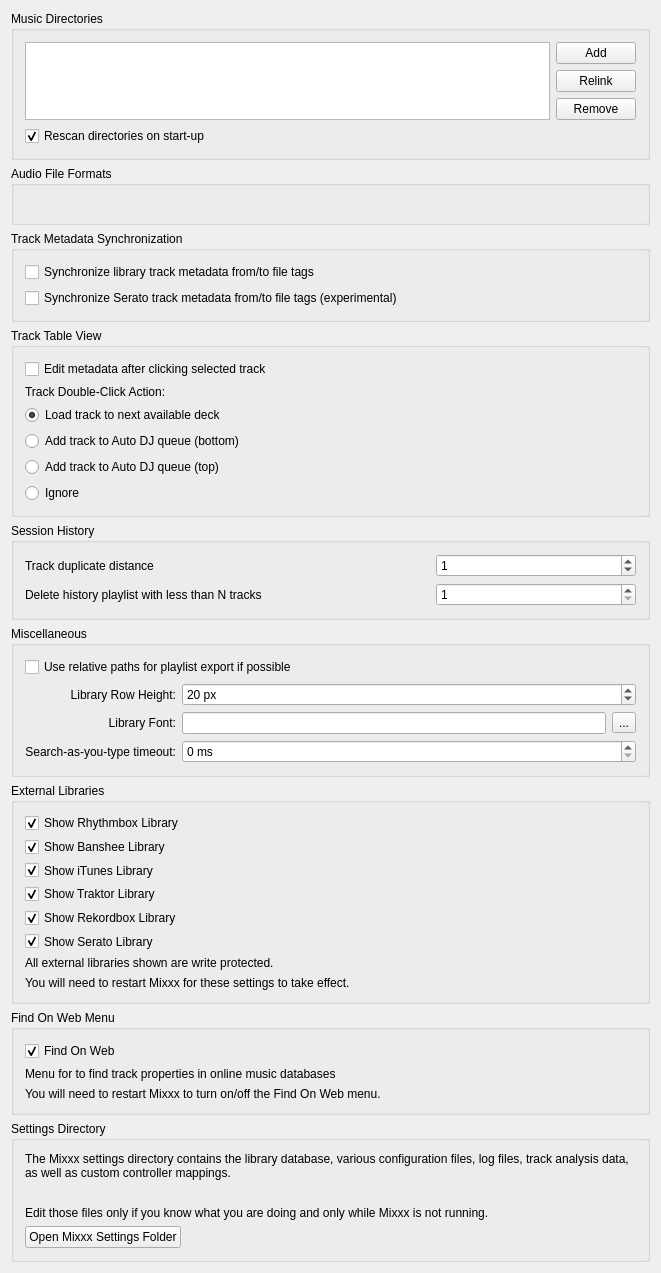
Old version of the form src/preferences/dialog/dlgpreflibrarydlg.ui in the repository fatihemreyildiz/mixxx.
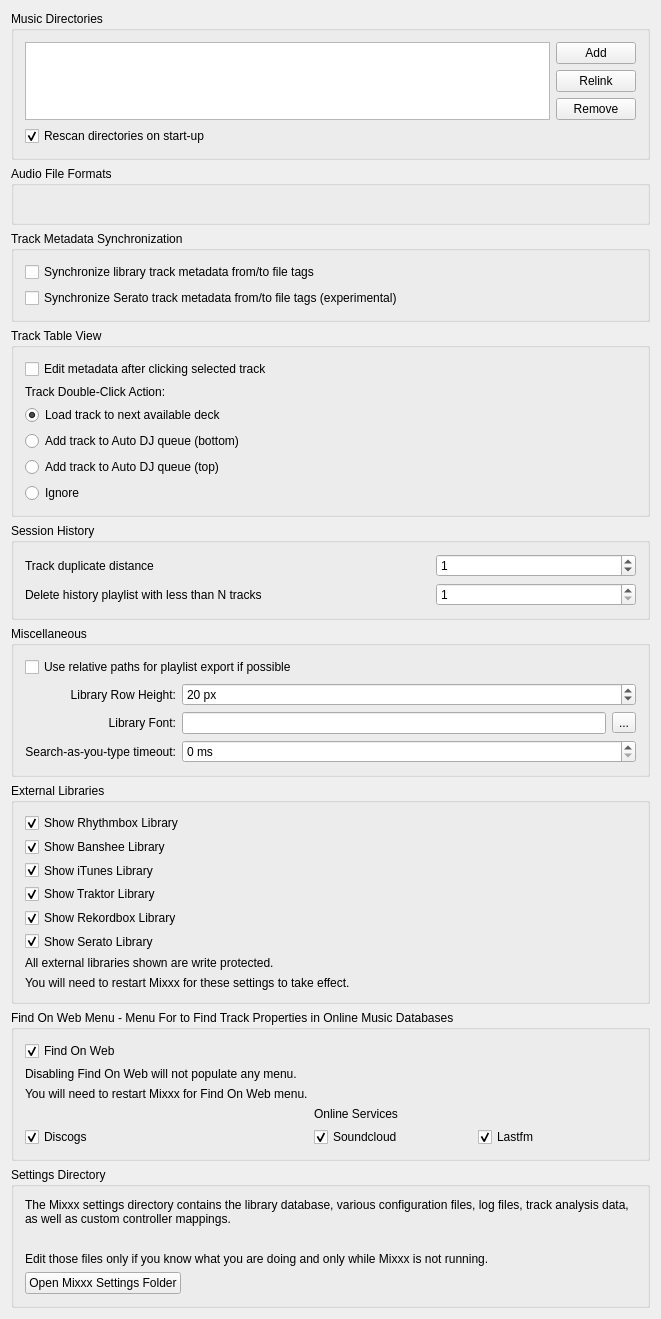
New version of the form.

Commit message: findonwebfactory: preferences added or services.

What changed in the file:
```diff
--- a/src/preferences/dialog/dlgpreflibrarydlg.ui
+++ b/src/preferences/dialog/dlgpreflibrarydlg.ui
@@ -455,7 +455,7 @@
     <item>
     <widget class="QGroupBox" name="groupBox_findonweb_services">
      <property name="title">
-      <string>Find On Web Menu</string>
+      <string>Find On Web Menu - Menu For to Find Track Properties in Online Music Databases</string>
      </property>
      <layout class="QGridLayout" name="gridLayout_findonweb_services">
     <item row="0" column="0">
@@ -468,17 +468,54 @@
         </property>
        </widget>
       </item>
-      <item row="3" column="0">
-       <widget class="QLabel" name="label_description_findonweb_1">
+      <item row="1" column="0">
+       <widget class="QLabel" name="label_description_show_findonwebmenu">
         <property name="text">
-         <string>Menu for to find track properties in online music databases</string>
+         <string>Disabling Find On Web will not populate any menu.</string>
         </property>
        </widget>
       </item>
-      <item row="4" column="0">
+      <item row="2" column="0">
        <widget class="QLabel" name="label_description_findonweb_2">
         <property name="text">
-         <string>You will need to restart Mixxx to turn on/off the Find On Web menu.</string>
+         <string>You will need to restart Mixxx for Find On Web menu.</string>
+        </property>
+       </widget>
+      </item>
+      <item row="3" column="1">
+       <widget class="QLabel" name="label_description_findonweb_3">
+        <property name="text">
+         <string>Online Services</string>
+        </property>
+       </widget>
+      </item>
+      <item row="4" column="0">
+       <widget class="QCheckBox" name="checkBox_show_discogsmenu">
+        <property name="text">
+         <string>Discogs</string>
+        </property>
+        <property name="checked">
+         <bool>true</bool>
+        </property>
+       </widget>
+      </item>
+      <item row="4" column="1">
+       <widget class="QCheckBox" name="checkBox_show_soundcloudmenu">
+        <property name="text">
+         <string>Soundcloud</string>
+        </property>
+        <property name="checked">
+         <bool>true</bool>
+        </property>
+       </widget>
+      </item>
+      <item row="4" column="2">
+       <widget class="QCheckBox" name="checkBox_show_lastfmmenu">
+        <property name="text">
+         <string>Lastfm</string>
+        </property>
+        <property name="checked">
+         <bool>true</bool>
         </property>
        </widget>
       </item>
```
Left out of the diff: 3 changed lines with no effect on the pictures. The commit also changes 4 other files.
